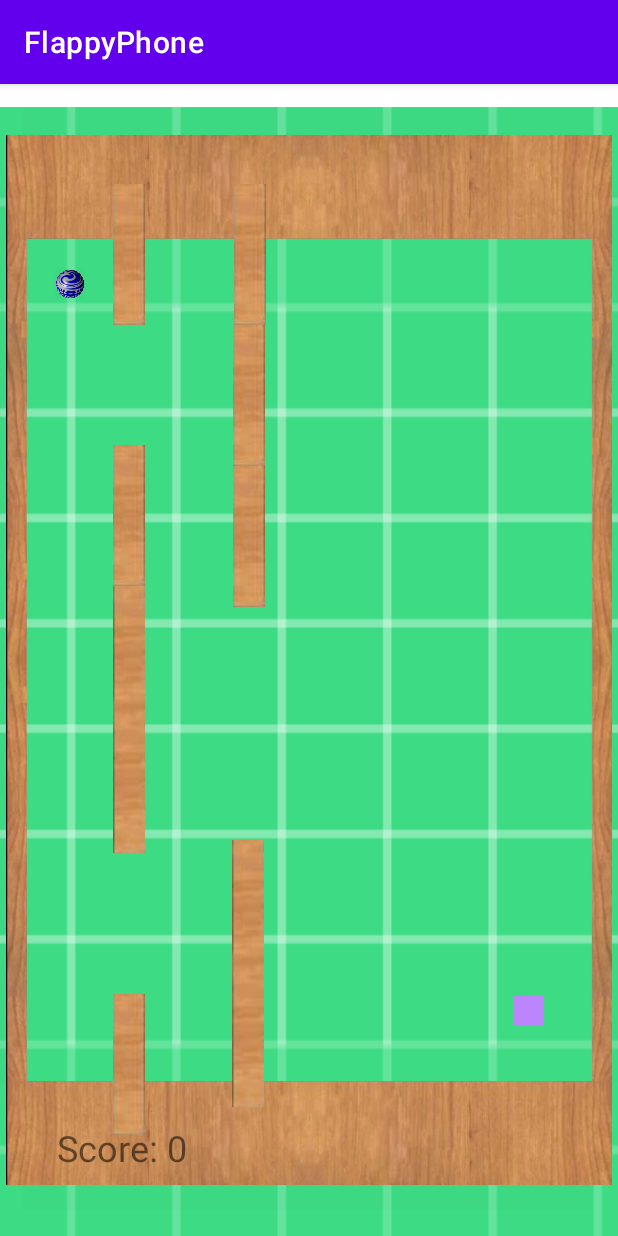
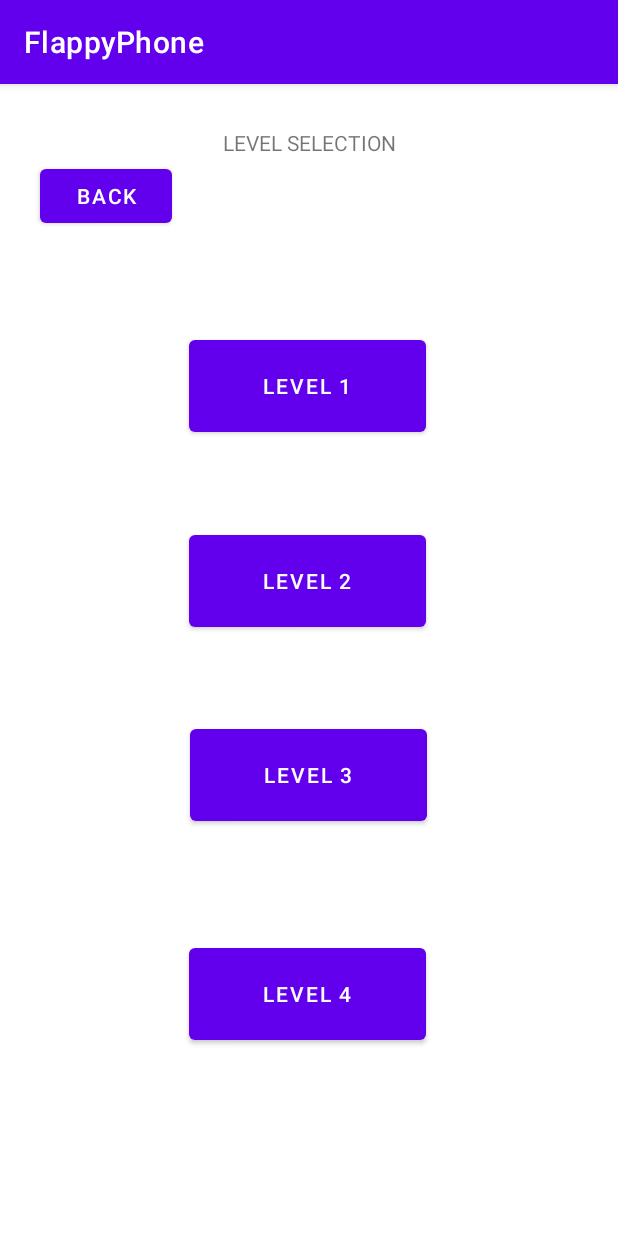
Before and after one commit to PunicGames/Marble-Stars, an Android app: the screen it shows after launch (GravityActivity before the commit, LevelSelectionActivity after it), after a tap on "BUTTON", on a phone screen of 412 x 824 dp. Run offline under Robolectric (Android 15) with nearby library versions, the phone set to English and light mode, and no system bars.

Commit message:
Level selector functionality

```diff
--- /dev/null
+++ b/app/src/main/java/com/PunicGames/flappyphone/LevelSelectionActivity.kt
@@ -0,0 +1,46 @@
+package com.PunicGames.flappyphone
+
+import android.content.Intent
+import androidx.appcompat.app.AppCompatActivity
+import android.os.Bundle
+import android.widget.Button
+
+class LevelSelectionActivity : AppCompatActivity() {
+    override fun onCreate(savedInstanceState: Bundle?) {
+        super.onCreate(savedInstanceState)
+
+        setContentView(R.layout.level_selection)
+        var context = this
+
+        var back : Button = findViewById(R.id.back_button)
+        back.setOnClickListener {
+            val intent = Intent(context, MainActivity::class.java)
+            startActivity(intent)
+            finish()
+        }
+        var lvl1 : Button = findViewById(R.id.lvl1_button)
+        lvl1.setOnClickListener {
+            val intent = Intent(context, GravityActivity::class.java)
+            startActivity(intent)
+            finish()
+        }
+        var lvl2 : Button = findViewById(R.id.lvl2_button)
+        lvl2.setOnClickListener {
+            val intent = Intent(context, TestCellsActivity::class.java)
+            startActivity(intent)
+            finish()
+        }
+        var lvl3 : Button = findViewById(R.id.lvl3_button)
+        lvl3.setOnClickListener {
+            //val intent = Intent(context, GravityActivity::class.java)
+            //startActivity(intent)
+            //finish()
+        }
+        var lvl4 : Button = findViewById(R.id.lvl4_button)
+        lvl4.setOnClickListener {
+            //val intent = Intent(context, TestCellsActivity::class.java)
+            //startActivity(intent)
+            //finish()
+        }
+    }
+}
--- a/app/src/main/java/com/PunicGames/flappyphone/MainActivity.kt
+++ b/app/src/main/java/com/PunicGames/flappyphone/MainActivity.kt
@@ -8,12 +8,16 @@ import android.widget.Button
 class MainActivity : AppCompatActivity() {
     override fun onCreate(savedInstanceState: Bundle?) {
         super.onCreate(savedInstanceState)
+
+
         setContentView(R.layout.activity_main)
 
         var btn : Button = findViewById(R.id.mainButton)
         var context = this
         btn.setOnClickListener {
-            val intent = Intent(context, GravityActivity::class.java)
+            //val intent = Intent(context, GravityActivity::class.java)
+            //val intent = Intent(context, TestCellsActivity::class.java)
+            val intent = Intent(context, LevelSelectionActivity::class.java)
             startActivity(intent)
             finish()
         }
--- /dev/null
+++ b/app/src/main/res/layout/level_selection.xml
@@ -0,0 +1,96 @@
+<?xml version="1.0" encoding="utf-8"?>
+<androidx.constraintlayout.widget.ConstraintLayout xmlns:android="http://schemas.android.com/apk/res/android"
+    xmlns:app="http://schemas.android.com/apk/res-auto"
+    xmlns:tools="http://schemas.android.com/tools"
+    android:layout_width="match_parent"
+    android:layout_height="match_parent">
+
+    <Button
+        android:id="@+id/back_button"
+        android:layout_width="wrap_content"
+        android:layout_height="wrap_content"
+        android:layout_marginStart="20dp"
+        android:layout_marginTop="14dp"
+        android:layout_marginEnd="297dp"
+        android:layout_marginBottom="669dp"
+        android:text="Back"
+        app:layout_constraintBottom_toBottomOf="parent"
+        app:layout_constraintEnd_toEndOf="parent"
+        app:layout_constraintHorizontal_bias="1.0"
+        app:layout_constraintStart_toStartOf="parent"
+        app:layout_constraintTop_toTopOf="parent"
+        app:layout_constraintVertical_bias="1.0" />
+
+    <Button
+        android:id="@+id/lvl1_button"
+        android:layout_width="158dp"
+        android:layout_height="73dp"
+        android:layout_marginStart="126dp"
+        android:layout_marginTop="164dp"
+        android:layout_marginEnd="127dp"
+        android:layout_marginBottom="40dp"
+        android:text="Level 1"
+        app:layout_constraintBottom_toTopOf="@+id/lvl2_button"
+        app:layout_constraintEnd_toEndOf="parent"
+        app:layout_constraintHorizontal_bias="0.0"
+        app:layout_constraintStart_toStartOf="parent"
+        app:layout_constraintTop_toTopOf="parent" />
+
+    <Button
+        android:id="@+id/lvl2_button"
+        android:layout_width="158dp"
+        android:layout_height="73dp"
+        android:layout_marginStart="126dp"
+        android:layout_marginTop="16dp"
+        android:layout_marginEnd="127dp"
+        android:layout_marginBottom="40dp"
+        android:text="level 2"
+        app:layout_constraintBottom_toTopOf="@+id/lvl3_button"
+        app:layout_constraintEnd_toEndOf="parent"
+        app:layout_constraintHorizontal_bias="0.0"
+        app:layout_constraintStart_toStartOf="parent"
+        app:layout_constraintTop_toBottomOf="@+id/lvl1_button" />
+
+    <Button
+        android:id="@+id/lvl3_button"
+        android:layout_width="158dp"
+        android:layout_height="73dp"
+        android:layout_marginStart="126dp"
+        android:layout_marginTop="56dp"
+        android:layout_marginEnd="127dp"
+        android:text="level 3"
+        app:layout_constraintEnd_toEndOf="parent"
+        app:layout_constraintHorizontal_bias="1.0"
+        app:layout_constraintStart_toStartOf="parent"
+        app:layout_constraintTop_toBottomOf="@+id/lvl2_button" />
+
+    <Button
+        android:id="@+id/lvl4_button"
+        android:layout_width="158dp"
+        android:layout_height="73dp"
+        android:layout_marginStart="126dp"
+        android:layout_marginTop="55dp"
+        android:layout_marginEnd="127dp"
+        android:layout_marginBottom="108dp"
+        android:text="level 4"
+        app:layout_constraintBottom_toBottomOf="parent"
+        app:layout_constraintEnd_toEndOf="parent"
+        app:layout_constraintHorizontal_bias="0.0"
+        app:layout_constraintStart_toStartOf="parent"
+        app:layout_constraintTop_toBottomOf="@+id/lvl3_button" />
+
+    <TextView
+        android:id="@+id/textView2"
+        android:layout_width="wrap_content"
+        android:layout_height="wrap_content"
+        android:layout_marginStart="33dp"
+        android:layout_marginTop="29dp"
+        android:layout_marginEnd="147dp"
+        android:layout_marginBottom="116dp"
+        android:text="LEVEL SELECTION"
+        app:layout_constraintBottom_toTopOf="@+id/lvl1_button"
+        app:layout_constraintEnd_toEndOf="parent"
+        app:layout_constraintStart_toEndOf="@+id/back_button"
+        app:layout_constraintTop_toTopOf="parent" />
+
+</androidx.constraintlayout.widget.ConstraintLayout>
```
Also changed, not shown: app/src/main/AndroidManifest.xml (+15 -0 lines), app/src/main/java/com/PunicGames/flappyphone/Cell.kt (added, +55 -0 lines), app/src/main/java/com/PunicGames/flappyphone/GameLayout.kt (added, +58 -0 lines), app/src/main/java/com/PunicGames/flappyphone/TestCellsActivity.kt (added, +290 -0 lines), app/src/main/res/layout/activity_cell_test.xml (added, +44 -0 lines), app/src/main/res/drawable-v24/grass03.png (added), app/src/main/res/drawable-v24/wall.png (added), app/src/main/res/layout/activity_gravity.xml (line endings or trailing spaces), 1 other file.
